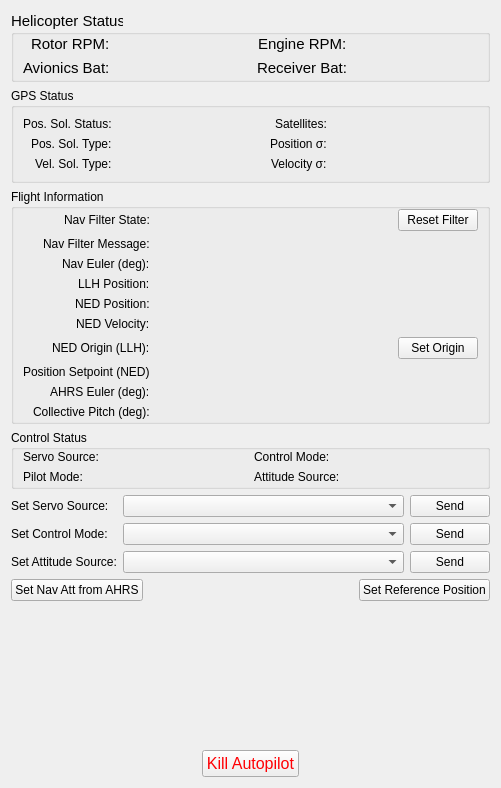
Qt form src/ui/ualberta/UAlbertaControlWidget.ui (josephlewis42/UDenverQGC) before a commit.
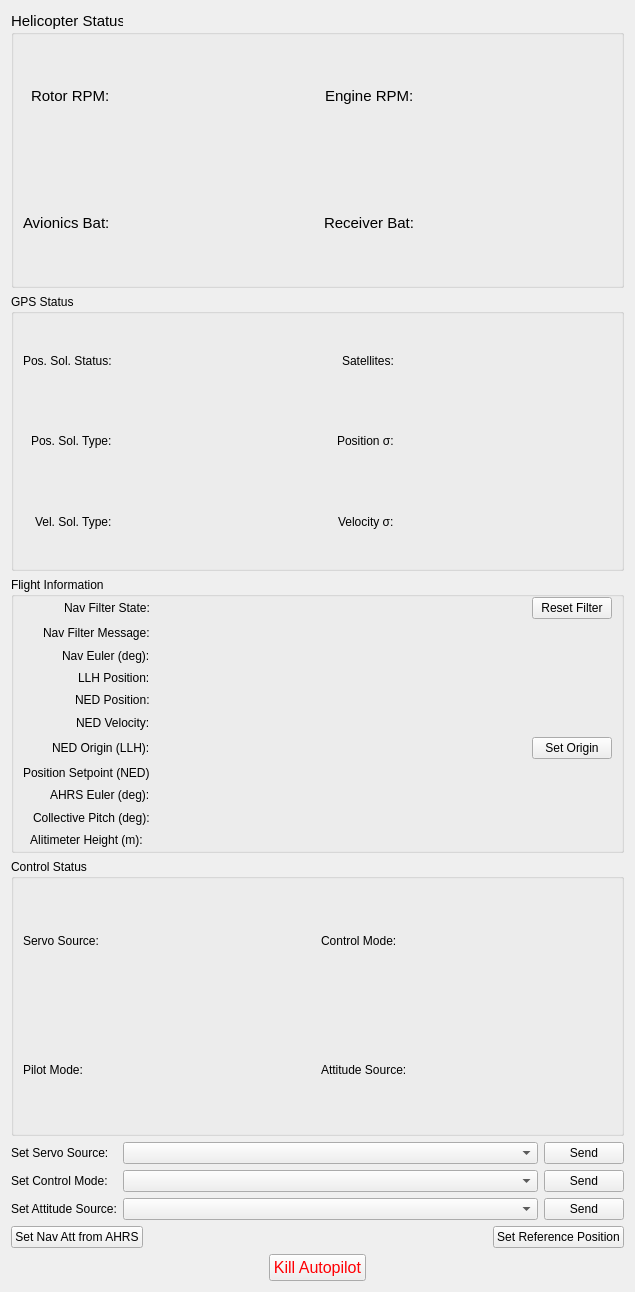
The same form after that commit. Icons and pictures are not drawn.

Commit message: Add widget row for altimeter height

```diff
--- a/src/ui/ualberta/UAlbertaControlWidget.ui
+++ b/src/ui/ualberta/UAlbertaControlWidget.ui
@@ -6,8 +6,8 @@
    <rect>
     <x>0</x>
     <y>0</y>
-    <width>501</width>
-    <height>788</height>
+    <width>635</width>
+    <height>1292</height>
    </rect>
   </property>
   <property name="windowTitle">
@@ -357,7 +357,7 @@
          <number>2</number>
         </property>
         <item>
-         <layout class="QGridLayout" name="gridLayout_3" columnstretch="0,1,0" columnminimumwidth="0,0,0">
+         <layout class="QGridLayout" name="gridLayout_3" columnstretch="0,1,0">
           <item row="4" column="1">
            <widget class="QLabel" name="nav_euler_label">
             <property name="text">
@@ -365,6 +365,34 @@
             </property>
            </widget>
           </item>
+          <item row="3" column="0" alignment="Qt::AlignRight">
+           <widget class="QLabel" name="label_13">
+            <property name="text">
+             <string>Nav Filter Message:</string>
+            </property>
+           </widget>
+          </item>
+          <item row="11" column="1">
+           <widget class="QLabel" name="collective_pitch_label">
+            <property name="text">
+             <string/>
+            </property>
+           </widget>
+          </item>
+          <item row="2" column="2">
+           <widget class="QPushButton" name="reset_filter_button">
+            <property name="text">
+             <string>Reset Filter</string>
+            </property>
+           </widget>
+          </item>
+          <item row="3" column="1">
+           <widget class="QLabel" name="gx3_message_label">
+            <property name="text">
+             <string/>
+            </property>
+           </widget>
+          </item>
           <item row="10" column="0" alignment="Qt::AlignRight">
            <widget class="QLabel" name="label_4">
             <property name="text">
@@ -372,6 +400,20 @@
             </property>
            </widget>
           </item>
+          <item row="9" column="1">
+           <widget class="QLabel" name="position_reference_label">
+            <property name="text">
+             <string/>
+            </property>
+           </widget>
+          </item>
+          <item row="2" column="1">
+           <widget class="QLabel" name="gx3_state_label">
+            <property name="text">
+             <string/>
+            </property>
+           </widget>
+          </item>
           <item row="2" column="0" alignment="Qt::AlignRight">
            <widget class="QLabel" name="label_3">
             <property name="layoutDirection">
@@ -385,22 +427,22 @@
             </property>
            </widget>
           </item>
-          <item row="2" column="1">
-           <widget class="QLabel" name="gx3_state_label">
+          <item row="8" column="1">
+           <widget class="QLabel" name="ned_origin_label">
             <property name="text">
              <string/>
             </property>
            </widget>
           </item>
-          <item row="3" column="0" alignment="Qt::AlignRight">
-           <widget class="QLabel" name="label_13">
+          <item row="8" column="0" alignment="Qt::AlignRight">
+           <widget class="QLabel" name="label_11">
             <property name="text">
-             <string>Nav Filter Message:</string>
+             <string>NED Origin (LLH):</string>
             </property>
            </widget>
           </item>
-          <item row="3" column="1">
-           <widget class="QLabel" name="gx3_message_label">
+          <item row="7" column="1">
+           <widget class="QLabel" name="ned_velocity_label">
             <property name="text">
              <string/>
             </property>
@@ -413,6 +455,13 @@
             </property>
            </widget>
           </item>
+          <item row="5" column="1">
+           <widget class="QLabel" name="llh_position_label">
+            <property name="text">
+             <string/>
+            </property>
+           </widget>
+          </item>
           <item row="5" column="0" alignment="Qt::AlignRight">
            <widget class="QLabel" name="label_7">
             <property name="text">
@@ -420,76 +469,6 @@
             </property>
            </widget>
           </item>
-          <item row="5" column="1">
-           <widget class="QLabel" name="llh_position_label">
-            <property name="text">
-             <string/>
-            </property>
-           </widget>
-          </item>
-          <item row="6" column="0" alignment="Qt::AlignRight">
-           <widget class="QLabel" name="label_9">
-            <property name="text">
-             <string>NED Position:</string>
-            </property>
-           </widget>
-          </item>
-          <item row="6" column="1">
-           <widget class="QLabel" name="ned_position_label">
-            <property name="text">
-             <string/>
-            </property>
-           </widget>
-          </item>
-          <item row="7" column="0" alignment="Qt::AlignRight">
-           <widget class="QLabel" name="label_10">
-            <property name="text">
-             <string>NED Velocity:</string>
-            </property>
-           </widget>
-          </item>
-          <item row="7" column="1">
-           <widget class="QLabel" name="ned_velocity_label">
-            <property name="text">
-             <string/>
-            </property>
-           </widget>
-          </item>
-          <item row="8" column="0" alignment="Qt::AlignRight">
-           <widget class="QLabel" name="label_11">
-            <property name="text">
-             <string>NED Origin (LLH):</string>
-            </property>
-           </widget>
-          </item>
-          <item row="8" column="1">
-           <widget class="QLabel" name="ned_origin_label">
-            <property name="text">
-             <string/>
-            </property>
-           </widget>
-          </item>
-          <item row="10" column="1">
-           <widget class="QLabel" name="ahrs_euler_label">
-            <property name="text">
-             <string/>
-            </property>
-           </widget>
-          </item>
-          <item row="11" column="0" alignment="Qt::AlignRight">
-           <widget class="QLabel" name="label_28">
-            <property name="text">
-             <string>Collective Pitch (deg):</string>
-            </property>
-           </widget>
-          </item>
-          <item row="11" column="1">
-           <widget class="QLabel" name="collective_pitch_label">
-            <property name="text">
-             <string/>
-            </property>
-           </widget>
-          </item>
           <item row="9" column="0" alignment="Qt::AlignRight">
            <widget class="QLabel" name="label_19">
             <property name="text">
@@ -497,13 +476,6 @@
             </property>
            </widget>
           </item>
-          <item row="9" column="1">
-           <widget class="QLabel" name="position_reference_label">
-            <property name="text">
-             <string/>
-            </property>
-           </widget>
-          </item>
           <item row="8" column="2">
            <widget class="QPushButton" name="ned_origin_button">
             <property name="text">
@@ -511,10 +483,55 @@
             </property>
            </widget>
           </item>
-          <item row="2" column="2">
-           <widget class="QPushButton" name="reset_filter_button">
+          <item row="10" column="1">
+           <widget class="QLabel" name="ahrs_euler_label">
             <property name="text">
-             <string>Reset Filter</string>
+             <string/>
+            </property>
+           </widget>
+          </item>
+          <item row="11" column="0" alignment="Qt::AlignRight">
+           <widget class="QLabel" name="label_28">
+            <property name="text">
+             <string>Collective Pitch (deg):</string>
+            </property>
+           </widget>
+          </item>
+          <item row="7" column="0" alignment="Qt::AlignRight">
+           <widget class="QLabel" name="label_10">
+            <property name="text">
+             <string>NED Velocity:</string>
+            </property>
+           </widget>
+          </item>
+          <item row="6" column="1">
+           <widget class="QLabel" name="ned_position_label">
+            <property name="text">
+             <string/>
+            </property>
+           </widget>
+          </item>
+          <item row="6" column="0" alignment="Qt::AlignRight">
+           <widget class="QLabel" name="label_9">
+            <property name="text">
+             <string>NED Position:</string>
+            </property>
+           </widget>
+          </item>
+          <item row="12" column="0">
+           <widget class="QLabel" name="label_21">
+            <property name="text">
+             <string>Alitimeter Height (m):</string>
+            </property>
+            <property name="alignment">
+             <set>Qt::AlignCenter</set>
+            </property>
+           </widget>
+          </item>
+          <item row="12" column="1">
+           <widget class="QLabel" name="altimeter_height_label">
+            <property name="text">
+             <string/>
             </property>
            </widget>
           </item>
@@ -691,19 +708,6 @@
        </item>
       </layout>
      </item>
-     <item>
-      <spacer name="verticalSpacer_2">
-       <property name="orientation">
-        <enum>Qt::Vertical</enum>
-       </property>
-       <property name="sizeHint" stdset="0">
-        <size>
-         <width>20</width>
-         <height>40</height>
-        </size>
-       </property>
-      </spacer>
-     </item>
      <item>
       <layout class="QHBoxLayout" name="horizontalLayout">
        <item alignment="Qt::AlignHCenter">
```
The commit also changes 4 other files.
